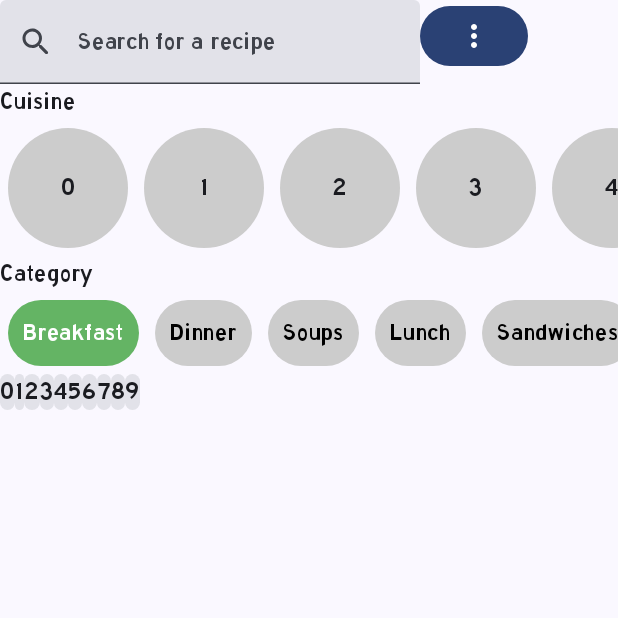
After one commit to brentcenci/RecipesApplication, an Android app built with Jetpack Compose: the composable MainScreen shown on its own in the app's theme, on a phone screen of 412 x 824 dp, the top half of it. The commit adds this screen. Run offline under Robolectric (Android 15) with nearby library versions, the phone set to English and light mode, and no system bars.

Commit message:
Starting redesign of Recipe App

```diff
--- a/app/src/main/java/com/brentcodes/recipesapplication/MainActivity.kt
+++ b/app/src/main/java/com/brentcodes/recipesapplication/MainActivity.kt
@@ -19,6 +19,7 @@ import androidx.navigation.compose.navigation
 import androidx.navigation.compose.rememberNavController
 import com.brentcodes.recipesapplication.ui.NestedScreens
 import com.brentcodes.recipesapplication.ui.RecipeApp
+import com.brentcodes.recipesapplication.ui.redesign.MainScreen
 import com.brentcodes.recipesapplication.ui.redesign.OnboardingScreens
 import com.brentcodes.recipesapplication.ui.screens.RecipeInstructionsScreen
 import com.brentcodes.recipesapplication.ui.screens.RecipeNutritionScreen
@@ -37,7 +38,7 @@ class MainActivity : ComponentActivity() {
                     modifier = Modifier.fillMaxSize(),
                     color = MaterialTheme.colorScheme.background
                 ) {
-                    OnboardingScreens()
+                    MainScreen()
 /*                    val navController = rememberNavController()
                     val viewModel: RecipesViewModel = viewModel()
                     viewModel.navController.value = navController
--- /dev/null
+++ b/app/src/main/java/com/brentcodes/recipesapplication/ui/redesign/MainScreen.kt
@@ -0,0 +1,105 @@
+package com.brentcodes.recipesapplication.ui.redesign
+
+import androidx.compose.foundation.background
+import androidx.compose.foundation.clickable
+import androidx.compose.foundation.layout.Box
+import androidx.compose.foundation.layout.Column
+import androidx.compose.foundation.layout.Row
+import androidx.compose.foundation.layout.aspectRatio
+import androidx.compose.foundation.layout.padding
+import androidx.compose.foundation.layout.size
+import androidx.compose.foundation.layout.width
+import androidx.compose.foundation.lazy.LazyRow
+import androidx.compose.foundation.lazy.items
+import androidx.compose.foundation.shape.RoundedCornerShape
+import androidx.compose.material.icons.Icons
+import androidx.compose.material.icons.filled.MoreVert
+import androidx.compose.material.icons.rounded.Search
+import androidx.compose.material3.Button
+import androidx.compose.material3.Card
+import androidx.compose.material3.ExperimentalMaterial3Api
+import androidx.compose.material3.Icon
+import androidx.compose.material3.Text
+import androidx.compose.material3.TextField
+import androidx.compose.runtime.Composable
+import androidx.compose.runtime.mutableIntStateOf
+import androidx.compose.runtime.mutableStateOf
+import androidx.compose.runtime.remember
+import androidx.compose.ui.Alignment
+import androidx.compose.ui.Modifier
+import androidx.compose.ui.graphics.Color
+import androidx.compose.ui.unit.dp
+
+@OptIn(ExperimentalMaterial3Api::class)
+@Composable
+fun MainScreen(modifier: Modifier = Modifier) {
+    val searchBar = remember { mutableStateOf("") }
+    Column {
+        //Search Bar
+        Row {
+            TextField(
+                value = searchBar.value,
+                onValueChange = { searchBar.value} ,
+                maxLines = 1,
+                label = { Text("Search for a recipe") },
+                leadingIcon = { Icon(Icons.Rounded.Search, "Search Icon") }
+            )
+            Button(onClick = { /*TODO*/ },) {
+                Icon(imageVector = Icons.Default.MoreVert, contentDescription = "Filters")
+            }
+        }
+        //Cuisines
+        Text("Cuisine")
+        LazyRow {
+            items(10) {
+                Box(
+                    modifier = Modifier
+                        .padding(5.dp)
+                        .background(Color.LightGray, RoundedCornerShape(50))
+                        .width(80.dp)
+                        .aspectRatio(1f)
+                        .padding(10.dp),
+                    contentAlignment = Alignment.Center
+                ) {
+                    Text(text = it.toString())
+                }
+            }
+        }
+
+        //Category
+        Text("Category")
+        val selectedCategory = remember { mutableStateOf("Breakfast") }
+        LazyRow {
+            items(listOf("Breakfast", "Dinner", "Soups", "Lunch", "Sandwiches", "Sauce", "Dips", "Salad", "Beverage")) {
+                val isSelected = selectedCategory.value == it
+                Box(
+                    modifier = Modifier
+                        .padding(5.dp)
+                        .background(
+                            color = if (isSelected) Color(
+                                100,
+                                180,
+                                100,
+                                255
+                            ) else Color.LightGray, RoundedCornerShape(50)
+                        )
+                        .padding(10.dp)
+                        .clickable { selectedCategory.value = it },
+                    contentAlignment = Alignment.Center
+                ) {
+                    Text(text = it, color = if (isSelected) Color.White else Color.Black)
+                }
+            }
+        }
+        LazyRow {
+            items(10) {
+                Card {
+                    Text(it.toString())
+                }
+            }
+        }
+
+
+    }
+
+}
--- a/app/src/main/java/com/brentcodes/recipesapplication/ui/screens/RecipeScreens.kt
+++ b/app/src/main/java/com/brentcodes/recipesapplication/ui/screens/RecipeScreens.kt
@@ -55,6 +55,7 @@ fun RecipeSummaryScreen(
                 .blur(15.dp, 15.dp),
             contentScale = ContentScale.FillWidth
         )
+
         LazyColumn(Modifier.padding(20.dp)) {
 
             /////////////////////////////////////////
```
